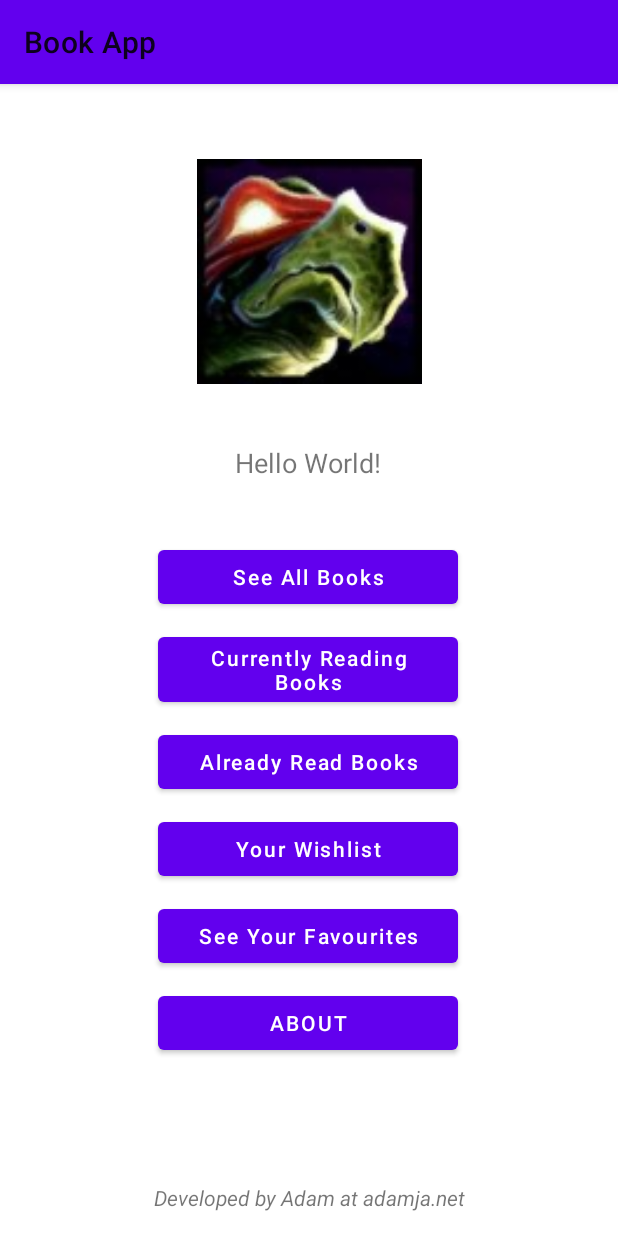
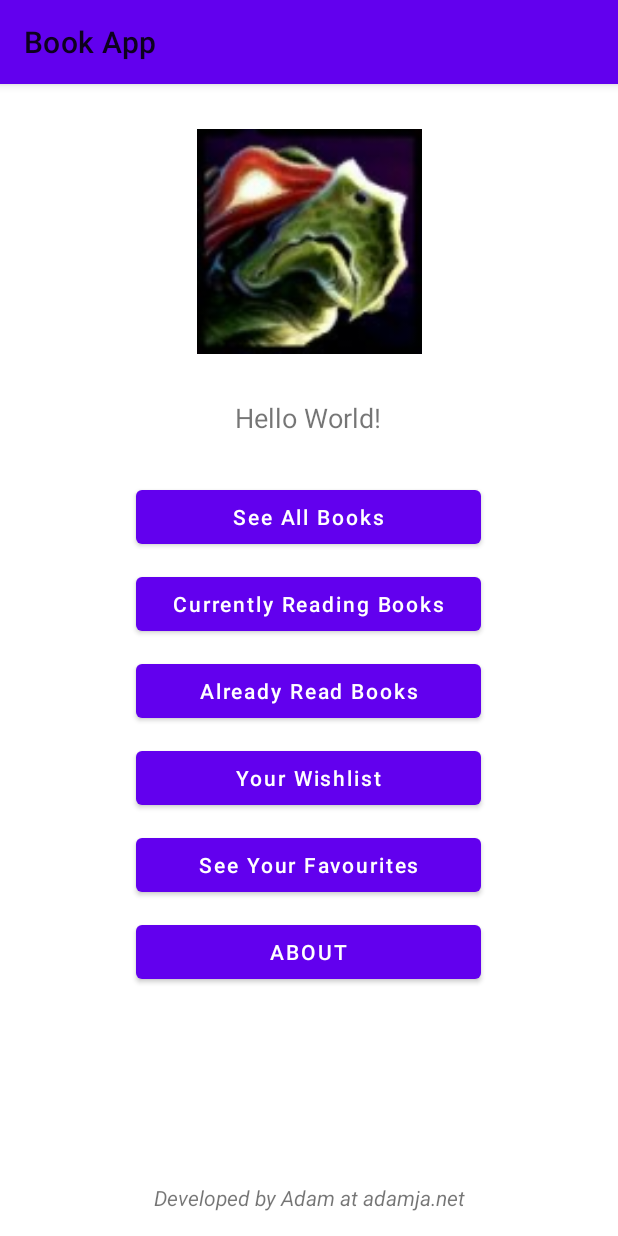
Before and after one commit to adamja/AndroidJavaBookApp, an Android app: the screen it shows after launch (MainActivity), on a phone screen of 412 x 824 dp. Run offline under Robolectric (Android 15) with nearby library versions, the phone set to English and light mode, and no system bars; Roboto replaces fonts that are not available here.

Commit message:
Add an intent to change pages when button selected and fix main activity ui

```diff
--- a/app/src/main/java/com/example/bookapp/MainActivity.java
+++ b/app/src/main/java/com/example/bookapp/MainActivity.java
@@ -2,7 +2,9 @@ package com.example.bookapp;
 
 import androidx.appcompat.app.AppCompatActivity;
 
+import android.content.Intent;
 import android.os.Bundle;
+import android.view.View;
 import android.widget.Button;
 
 public class MainActivity extends AppCompatActivity {
@@ -15,6 +17,15 @@ public class MainActivity extends AppCompatActivity {
         setContentView(R.layout.activity_main);
 
         initViews();
+
+        btnAllBooks.setOnClickListener(new View.OnClickListener() {
+            @Override
+            public void onClick(View v) {
+                // The intent will navigate us from the main activity to the all books activity
+                Intent intent = new Intent(MainActivity.this, AllBooksActivity.class);
+                startActivity(intent);
+            }
+        });
     }
 
     private void initViews() {
--- a/app/src/main/res/layout/activity_all_books.xml
+++ b/app/src/main/res/layout/activity_all_books.xml
@@ -4,6 +4,7 @@
     xmlns:tools="http://schemas.android.com/tools"
     android:layout_width="match_parent"
     android:layout_height="match_parent"
-    tools:context=".AllBooksActivity">
+    tools:context=".AllBooksActivity"
+    android:background="@color/light_blue">
 
 </androidx.constraintlayout.widget.ConstraintLayout>
--- a/app/src/main/res/layout/activity_main.xml
+++ b/app/src/main/res/layout/activity_main.xml
@@ -10,7 +10,7 @@
         android:id="@+id/textView2"
         android:layout_width="wrap_content"
         android:layout_height="wrap_content"
-        android:layout_marginTop="40dp"
+        android:layout_marginTop="30dp"
         android:fontFamily="@font/lemon"
         android:text="Hello World!"
         android:textSize="18sp"
@@ -22,9 +22,9 @@
 
     <Button
         android:id="@+id/btnAllBooks"
-        android:layout_width="200dp"
+        android:layout_width="230dp"
         android:layout_height="wrap_content"
-        android:layout_marginTop="40dp"
+        android:layout_marginTop="30dp"
         android:text="See All Books"
         android:textAllCaps="false"
         app:layout_constraintEnd_toEndOf="@+id/textView2"
@@ -33,7 +33,7 @@
 
     <Button
         android:id="@+id/btnCurrentlyReading"
-        android:layout_width="200dp"
+        android:layout_width="230dp"
         android:layout_height="wrap_content"
         android:layout_marginTop="10dp"
         android:text="Currently Reading Books"
@@ -44,7 +44,7 @@
 
     <Button
         android:id="@+id/btnAlreadyRead"
-        android:layout_width="200dp"
+        android:layout_width="230dp"
         android:layout_height="wrap_content"
         android:layout_marginTop="10dp"
         android:text="Already Read Books"
@@ -55,7 +55,7 @@
 
     <Button
         android:id="@+id/btnWishlist"
-        android:layout_width="200dp"
+        android:layout_width="230dp"
         android:layout_height="wrap_content"
         android:layout_marginTop="10dp"
         android:text="Your Wishlist"
@@ -66,7 +66,7 @@
 
     <Button
         android:id="@+id/btnFavourite"
-        android:layout_width="200dp"
+        android:layout_width="230dp"
         android:layout_height="wrap_content"
         android:layout_marginTop="10dp"
         android:text="See Your Favourites"
@@ -77,7 +77,7 @@
 
     <Button
         android:id="@+id/btnAbout"
-        android:layout_width="200dp"
+        android:layout_width="230dp"
         android:layout_height="wrap_content"
         android:layout_marginTop="10dp"
         android:text="About"
@@ -90,11 +90,11 @@
         android:id="@+id/imgLogo"
         android:layout_width="150dp"
         android:layout_height="150dp"
-        android:layout_marginTop="50dp"
+        android:layout_marginTop="30dp"
+        android:src="@mipmap/bubbles"
         app:layout_constraintEnd_toEndOf="parent"
         app:layout_constraintStart_toStartOf="parent"
-        app:layout_constraintTop_toTopOf="parent"
-        android:src="@mipmap/bubbles" />
+        app:layout_constraintTop_toTopOf="parent" />
 
     <TextView
         android:id="@+id/txtLicence"
--- a/app/src/main/res/values/colors.xml
+++ b/app/src/main/res/values/colors.xml
@@ -7,4 +7,5 @@
     <color name="teal_700">#FF018786</color>
     <color name="black">#FF000000</color>
     <color name="white">#FFFFFFFF</color>
+    <color name="light_blue">#00BCD4</color>
 </resources>
```
